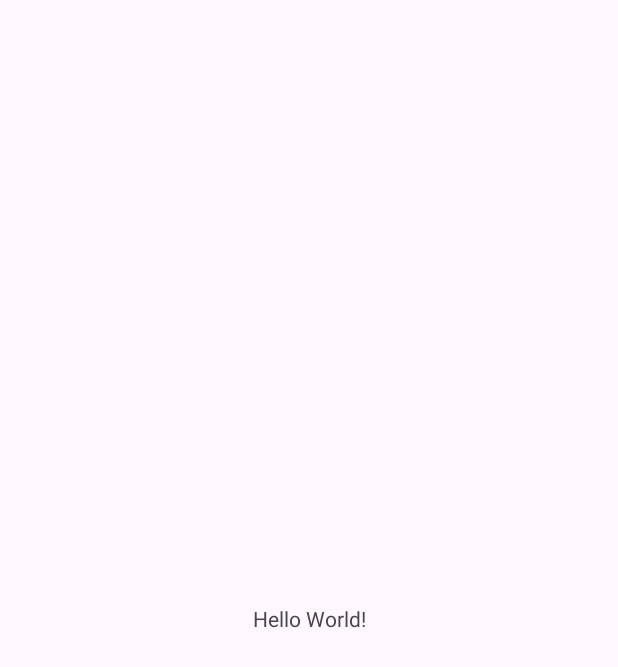
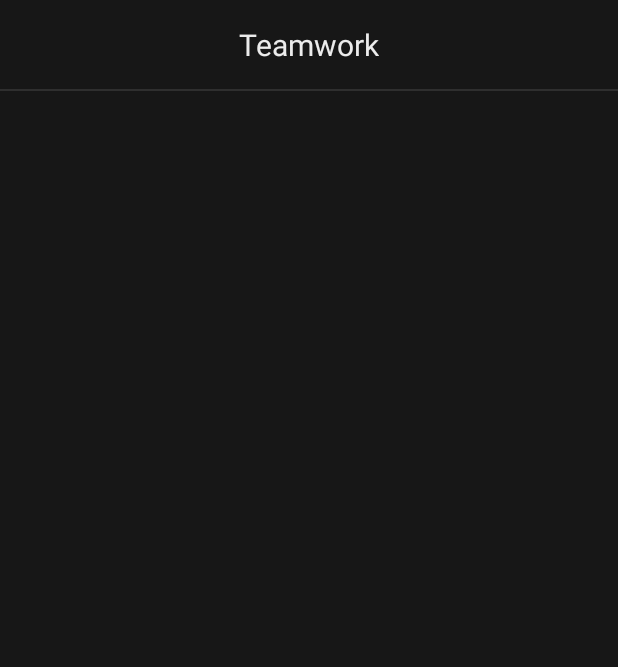
Before and after one commit to R0KET-011/TP2-Mobile2025, an Android app: the MainActivity screen opened directly, with no data from a screen before it, on a phone screen of 412 x 824 dp. Before the commit the part shown is almost empty. Shown: the top 667 px of the screen. Run offline under Robolectric (Android 15) with nearby library versions, the light colour scheme and no system bars; our stand-ins replace Room's generated code.

Commit message:
View pour la main activity

```diff
--- a/app/src/main/res/layout/activity_main.xml
+++ b/app/src/main/res/layout/activity_main.xml
@@ -1,19 +1,32 @@
 <?xml version="1.0" encoding="utf-8"?>
-<androidx.constraintlayout.widget.ConstraintLayout xmlns:android="http://schemas.android.com/apk/res/android"
+<LinearLayout xmlns:android="http://schemas.android.com/apk/res/android"
     xmlns:app="http://schemas.android.com/apk/res-auto"
-    xmlns:tools="http://schemas.android.com/tools"
-    android:id="@+id/main"
+    android:id="@+id/layout"
     android:layout_width="match_parent"
     android:layout_height="match_parent"
-    tools:context=".Activity.MainActivity">
+    android:background="@color/color_tertiary"
+    android:fitsSystemWindows="true"
+    android:orientation="vertical">
 
-    <TextView
-        android:layout_width="wrap_content"
+    <RelativeLayout
+        android:layout_width="match_parent"
         android:layout_height="wrap_content"
-        android:text="Hello World!"
-        app:layout_constraintBottom_toBottomOf="parent"
-        app:layout_constraintEnd_toEndOf="parent"
-        app:layout_constraintStart_toStartOf="parent"
-        app:layout_constraintTop_toTopOf="parent" />
+        android:padding="16dp">
 
-</androidx.constraintlayout.widget.ConstraintLayout>
+
+        <TextView
+            android:layout_width="wrap_content"
+            android:layout_height="wrap_content"
+            android:layout_centerInParent="true"
+            android:text="@string/teamwork"
+            android:textColor="@color/text_primary"
+            android:textSize="20sp" />
+
+    </RelativeLayout>
+
+    <View
+        android:layout_width="match_parent"
+        android:layout_height="1dp"
+        android:background="@color/color_primary" />
+
+</LinearLayout>
--- a/app/src/main/res/values/strings.xml
+++ b/app/src/main/res/values/strings.xml
@@ -74,4 +74,5 @@
     <string name="todo_mark_uncompleted">Marquer comme\nincomplété</string>
     <string name="register_error_mail">Courriel erronés</string>
     <string name="login_error">Identifiants erronés</string>
+    <string name="teamwork">Teamwork</string>
 </resources>
```
